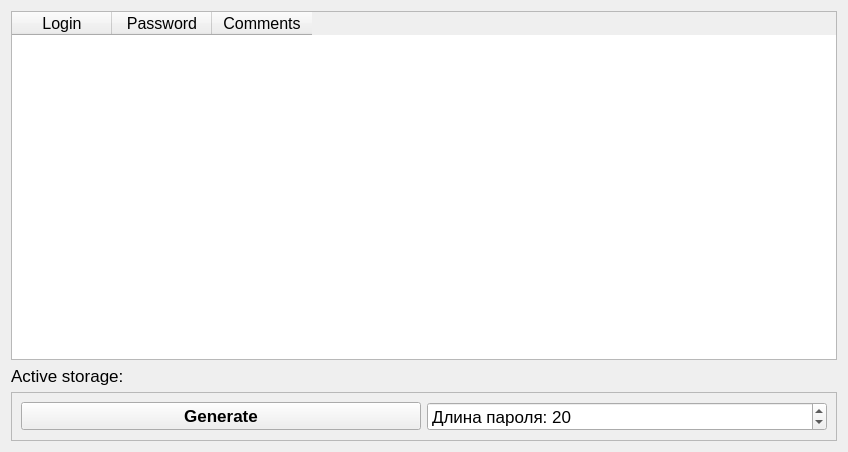
Above: widget.ui from nawww83/AllPass before the change. Below: the same form after it.
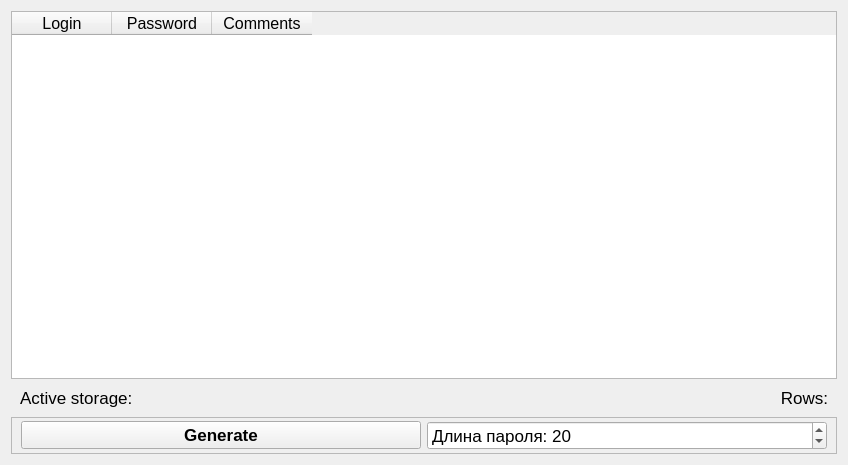
That is the form after the change.

Commit message: add the number of rows info to label

Diff of the .ui file:
```diff
--- a/widget.ui
+++ b/widget.ui
@@ -7,7 +7,7 @@
     <x>0</x>
     <y>0</y>
     <width>848</width>
-    <height>452</height>
+    <height>465</height>
    </rect>
   </property>
   <property name="windowTitle">
@@ -47,6 +47,18 @@
       </widget>
      </item>
      <item>
+      <widget class="QFrame" name="labelsFrame">
+       <layout class="QHBoxLayout" name="horizontalLayout_2">
+        <property name="spacing">
+         <number>6</number>
+        </property>
+        <property name="topMargin">
+         <number>3</number>
+        </property>
+        <property name="bottomMargin">
+         <number>3</number>
+        </property>
+        <item>
       <widget class="QLabel" name="lbl_active_storage">
        <property name="font">
         <font>
@@ -59,7 +71,31 @@
       </widget>
      </item>
      <item>
-      <widget class="QFrame" name="frame">
+         <widget class="QLabel" name="lbl_number_of_rows">
+          <property name="sizePolicy">
+           <sizepolicy hsizetype="Minimum" vsizetype="Preferred">
+            <horstretch>0</horstretch>
+            <verstretch>0</verstretch>
+           </sizepolicy>
+          </property>
+          <property name="font">
+           <font>
+            <pointsize>13</pointsize>
+           </font>
+          </property>
+          <property name="text">
+           <string>Rows:</string>
+          </property>
+          <property name="alignment">
+           <set>Qt::AlignmentFlag::AlignRight|Qt::AlignmentFlag::AlignTrailing|Qt::AlignmentFlag::AlignVCenter</set>
+          </property>
+         </widget>
+        </item>
+       </layout>
+      </widget>
+     </item>
+     <item>
+      <widget class="QFrame" name="InputsFrame">
        <property name="frameShape">
         <enum>QFrame::Shape::StyledPanel</enum>
        </property>
@@ -67,6 +103,12 @@
         <enum>QFrame::Shadow::Raised</enum>
        </property>
        <layout class="QHBoxLayout" name="horizontalLayout">
+        <property name="topMargin">
+         <number>3</number>
+        </property>
+        <property name="bottomMargin">
+         <number>3</number>
+        </property>
         <item>
          <widget class="QPushButton" name="btn_generate">
           <property name="font">
```
Lines whose indentation alone changed are shown as unchanged. The commit also changes 3 other files.
